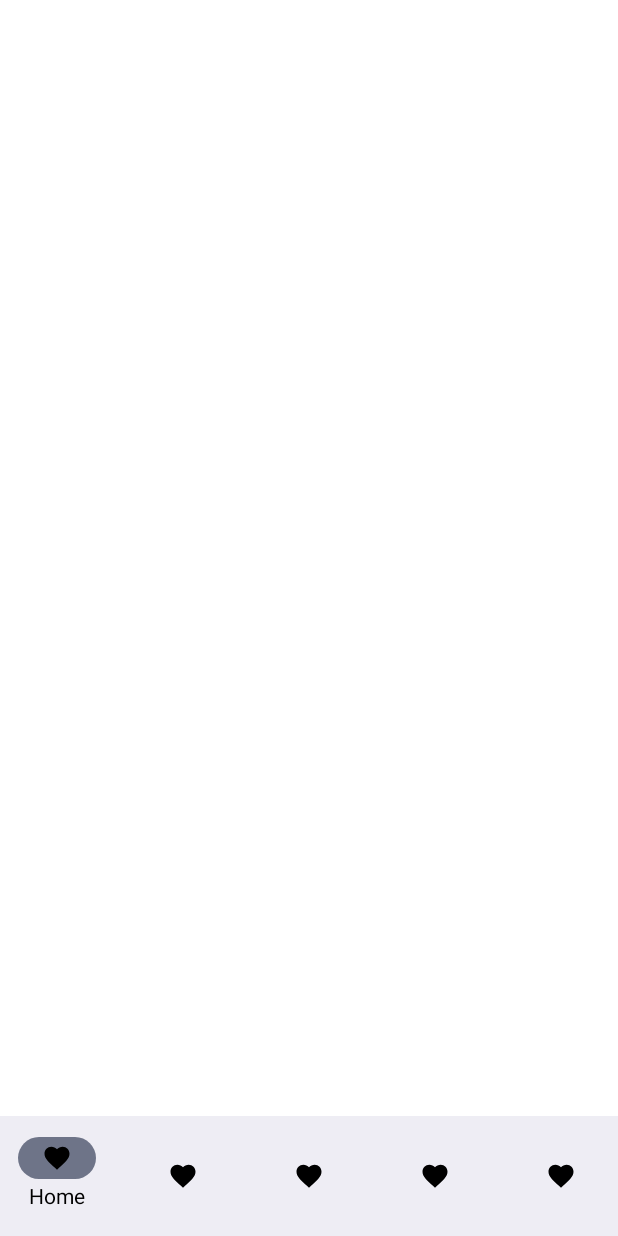
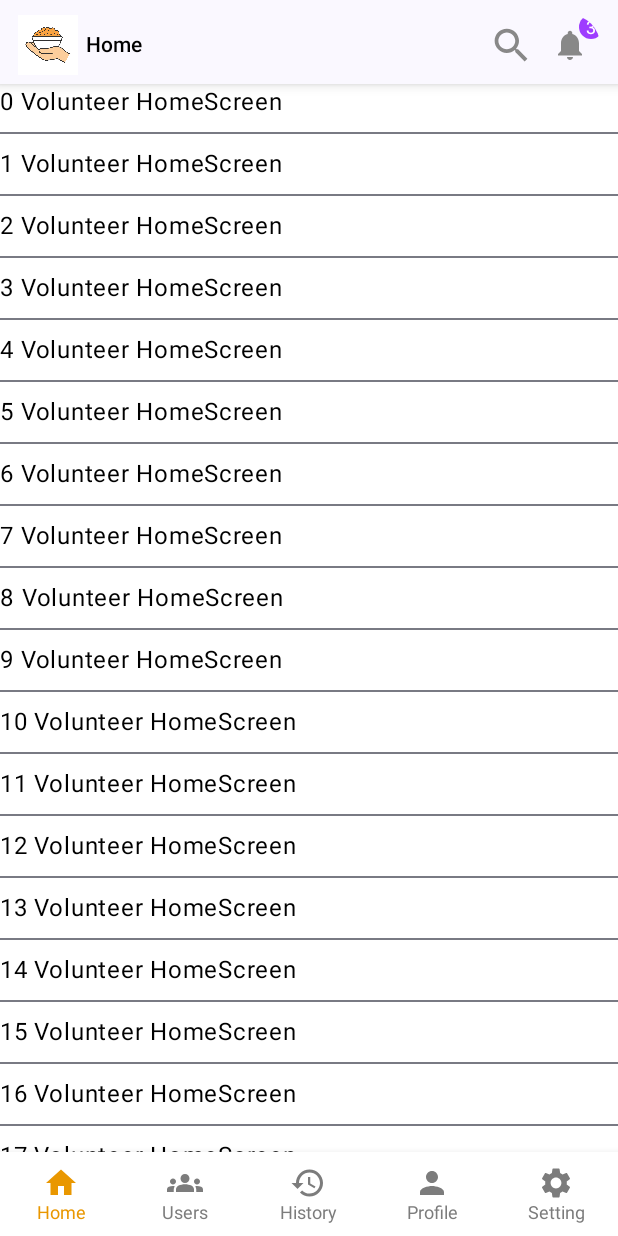
Before and after one commit to devsitaram/MST-Components, an Android app built with Jetpack Compose: the composable NgoBtnNavBarViewScreen shown on its own in the app's theme, on a phone screen of 412 x 824 dp. Run offline under Robolectric (Android 15) with nearby library versions, the phone set to English and light mode, and no system bars; pictures from the network do not load.

Commit message:
create the new mgo bashboard button navigation bar

```diff
--- a/app/src/main/java/com/donation/fda/MainActivity.kt
+++ b/app/src/main/java/com/donation/fda/MainActivity.kt
@@ -8,6 +8,7 @@ import androidx.compose.material3.MaterialTheme
 import androidx.compose.material3.Surface
 import androidx.compose.ui.Modifier
 import com.donation.fda.data.common.ClientInterceptors
+import com.donation.fda.presentation.ui.dashboard.ngo.NgoBtnNavBarViewScreen
 import com.donation.fda.presentation.ui.dashboard.volunteer_farmer.VolunteerBtnNavBarViewScreen
 import com.donation.fda.theme.FDATheme
 import dagger.hilt.android.AndroidEntryPoint
@@ -29,7 +30,7 @@ class MainActivity : ComponentActivity() {
                     modifier = Modifier.fillMaxSize(),
                     color = MaterialTheme.colorScheme.background
                 ) {
-                    VolunteerBtnNavBarViewScreen()
+                    NgoBtnNavBarViewScreen()
 //                    val navController = rememberNavController()
 //                    NavigationViewScreen(getInstallDevice, navController)
                 }
--- a/app/src/main/java/com/donation/fda/presentation/SampleDesign.kt
+++ b/app/src/main/java/com/donation/fda/presentation/SampleDesign.kt
@@ -197,7 +197,7 @@ fun LoginViewScreen(userTypes: String?, navController: NavHostController) {
         InputTextFieldView(
             value = email,
             onValueChange = { email = it },
-            leadingIcon = { VectorIconView(imageVector = Icons.Default.PersonOutline) },
+            leadingIcon = { VectorIconView(vectorIcon = Icons.Default.PersonOutline) },
             label = "Email",
             placeholder = "Enter email",
             isEmptyValue = emailEmptyValue,
@@ -210,7 +210,7 @@ fun LoginViewScreen(userTypes: String?, navController: NavHostController) {
         PasswordTextFieldView(
             value = password,
             onValueChange = { password = it },
-            leadingIcon = { VectorIconView(imageVector = Icons.Default.LockOpen) },
+            leadingIcon = { VectorIconView(vectorIcon = Icons.Default.LockOpen) },
             label = "Password",
             placeholder = "Enter password",
             isEmptyValue = passwordEmptyValue,
--- a/app/src/main/java/com/donation/fda/presentation/ui/ForgotPasswordScreen.kt
+++ b/app/src/main/java/com/donation/fda/presentation/ui/ForgotPasswordScreen.kt
@@ -240,7 +240,7 @@ fun ForgotPasswordViewScreen(navController: NavHostController) {
                 PasswordTextFieldView(
                     value = newPassword,
                     onValueChange = { newPassword = it },
-                    leadingIcon = { VectorIconView(imageVector = Icons.Default.LockOpen) },
+                    leadingIcon = { VectorIconView(vectorIcon = Icons.Default.LockOpen) },
                     label = "New",
                     placeholder = "New password",
                     isEmptyValue = newPasswordEmptyValue,
@@ -252,7 +252,7 @@ fun ForgotPasswordViewScreen(navController: NavHostController) {
                 PasswordTextFieldView(
                     value = confirmPassword,
                     onValueChange = { confirmPassword = it },
-                    leadingIcon = { VectorIconView(imageVector = Icons.Default.LockOpen) },
+                    leadingIcon = { VectorIconView(vectorIcon = Icons.Default.LockOpen) },
                     label = "Confirm",
                     placeholder = "Confirm password",
                     isEmptyValue = confirmPasswordEmptyValue,
--- a/app/src/main/java/com/donation/fda/presentation/ui/LoginScreen.kt
+++ b/app/src/main/java/com/donation/fda/presentation/ui/LoginScreen.kt
@@ -9,7 +9,6 @@ import androidx.compose.foundation.layout.Row
 import androidx.compose.foundation.layout.Spacer
 import androidx.compose.foundation.layout.fillMaxSize
 import androidx.compose.foundation.layout.fillMaxWidth
-import androidx.compose.foundation.layout.height
 import androidx.compose.foundation.layout.padding
 import androidx.compose.foundation.layout.size
 import androidx.compose.foundation.layout.width
@@ -18,7 +17,6 @@ import androidx.compose.foundation.rememberScrollState
 import androidx.compose.foundation.shape.CircleShape
 import androidx.compose.foundation.verticalScroll
 import androidx.compose.material.icons.Icons
-import androidx.compose.material.icons.filled.CheckCircle
 import androidx.compose.material.icons.filled.LockOpen
 import androidx.compose.material.icons.filled.PersonOutline
 import androidx.compose.material3.ButtonDefaults
@@ -208,7 +206,7 @@ fun LoginViewScreen(navController: NavHostController) {
         InputTextFieldView(
             value = email,
             onValueChange = { email = it },
-            leadingIcon = { VectorIconView(imageVector = Icons.Default.PersonOutline) },
+            leadingIcon = { VectorIconView(vectorIcon = Icons.Default.PersonOutline) },
             label = "Email",
             placeholder = "Enter email",
             isEmptyValue = emailEmptyValue,
@@ -221,7 +219,7 @@ fun LoginViewScreen(navController: NavHostController) {
         PasswordTextFieldView(
             value = password,
             onValueChange = { password = it },
-            leadingIcon = { VectorIconView(imageVector = Icons.Default.LockOpen) },
+            leadingIcon = { VectorIconView(vectorIcon = Icons.Default.LockOpen) },
             label = "Password",
             placeholder = "Enter password",
             isEmptyValue = passwordEmptyValue,
--- a/app/src/main/java/com/donation/fda/presentation/ui/dashboard/ngo/NgoFarButtonNavBar.kt
+++ b/app/src/main/java/com/donation/fda/presentation/ui/dashboard/ngo/NgoFarButtonNavBar.kt
@@ -1,51 +1,128 @@
 package com.donation.fda.presentation.ui.dashboard.ngo
 
 import android.annotation.SuppressLint
+import androidx.compose.foundation.background
 import androidx.compose.foundation.layout.size
+import androidx.compose.material.BottomNavigation
+import androidx.compose.material.BottomNavigationItem
+import androidx.compose.material.Icon
 import androidx.compose.material.Scaffold
-import androidx.compose.material.icons.Icons
-import androidx.compose.material.icons.filled.Favorite
 import androidx.compose.material3.NavigationBar
 import androidx.compose.material3.NavigationBarItem
 import androidx.compose.runtime.Composable
 import androidx.compose.runtime.getValue
 import androidx.compose.runtime.mutableIntStateOf
+import androidx.compose.runtime.mutableStateOf
 import androidx.compose.runtime.remember
 import androidx.compose.runtime.setValue
 import androidx.compose.ui.Modifier
+import androidx.compose.ui.res.painterResource
+import androidx.compose.ui.text.TextStyle
+import androidx.compose.ui.text.font.FontWeight
 import androidx.compose.ui.unit.dp
+import androidx.compose.ui.unit.sp
+import androidx.navigation.NavDestination.Companion.hierarchy
+import androidx.navigation.NavGraph.Companion.findStartDestination
+import androidx.navigation.NavHostController
+import androidx.navigation.compose.NavHost
+import androidx.navigation.compose.composable
+import androidx.navigation.compose.currentBackStackEntryAsState
+import androidx.navigation.compose.rememberNavController
+import com.donation.fda.presentation.ui.dashboard.donor.HistoryViewScreenDonor
+import com.donation.fda.presentation.ui.dashboard.donor.PostViewScreenDonor
+import com.donation.fda.presentation.ui.dashboard.donor.ProfileViewScreenDonor
+import com.donation.fda.presentation.ui.dashboard.donor.SettingViewScreenDonor
+import com.donation.fda.presentation.ui.dashboard.volunteer_farmer.HomeViewScreenVolunteer
+import com.donation.fda.presentation.ui.navigations.BtnNavScreen
+import com.donation.fda.presentation.ui.navigations.ngoPages
+import com.donation.fda.presentation.ui.navigations.volunteerPages
+import com.donation.fda.presentation.ui.util.PainterImageView
 import com.donation.fda.presentation.ui.util.TextView
 import com.donation.fda.presentation.ui.util.VectorIconView
+import com.donation.fda.theme.backgroundLayoutColor
+import com.donation.fda.theme.gray
+import com.donation.fda.theme.primaryColor
+import com.donation.fda.theme.white
+
 
 @SuppressLint("UnusedMaterialScaffoldPaddingParameter")
 @Composable
 fun NgoBtnNavBarViewScreen() {
-
-    var selectedItem by remember { mutableIntStateOf(0) }
-
-    val items = listOf("Home", "Pending", "History", "Profile", "Setting")
+    val navController = rememberNavController()
+    val navBackStackEntry by navController.currentBackStackEntryAsState()
+    val currentDestination = navBackStackEntry?.destination
 
     Scaffold(
         bottomBar = {
-            NavigationBar {
-                items.forEachIndexed { index, item ->
-                    NavigationBarItem(
+            BottomNavigation(backgroundColor = backgroundLayoutColor, contentColor = primaryColor) {
+                ngoPages.forEach { screen ->
+                    BottomNavigationItem(
+                        modifier = Modifier
+                            .background(color = white),
                         icon = {
-                            VectorIconView(
-                                Icons.Filled.Favorite,
-                                contentDescription = null,
-                                modifier = Modifier.size(20.dp)
+                            screen.icon?.let {
+                                VectorIconView(vectorIcon = it,
+                                    tint = if (currentDestination?.hierarchy?.any { it.route == screen.route } == true) {
+                                        primaryColor // Change to your desired color
+                                    } else {
+                                        gray
+                                    }
+                                )
+                            }
+                        },
+                        label = {
+                            TextView(
+                                text = screen.title,
+                                style = TextStyle(
+                                    fontSize = 12.sp,
+                                    fontWeight = FontWeight.Normal
+                                ),
+                                color = if (currentDestination?.hierarchy?.any { it.route == screen.route } == true) {
+                                    primaryColor
+                                } else {
+                                    gray
+                                }
                             )
                         },
-                        label = { TextView(item) },
-                        selected = selectedItem == index,
-                        onClick = { selectedItem = index },
-                        alwaysShowLabel = false
+                        selected = currentDestination?.hierarchy?.any { it.route == screen.route } == true,
+                        onClick = {
+                            screen.let {
+                                navController.navigate(it.route) {
+                                    popUpTo(navController.graph.findStartDestination().id) {
+                                        saveState = true
+                                    }
+                                    launchSingleTop = true
+                                    restoreState = true
+                                }
+                            }
+                        }
                     )
                 }
             }
         }
     ) {
-
+        NgoNavHostScreen(navController)
     }
 }
+
+@Composable
+fun NgoNavHostScreen(navController: NavHostController) {
+    NavHost(navController = navController, startDestination = BtnNavScreen.Home.route) {
+        composable(BtnNavScreen.Home.route) {
+            HomeViewScreenVolunteer(navController)
+        }
+
+        composable(BtnNavScreen.History.route) {
+            HistoryViewScreenDonor()
+        }
+        composable(BtnNavScreen.Users.route) {
+            PostViewScreenDonor()
+        }
+        composable(BtnNavScreen.Profile.route) {
+            ProfileViewScreenDonor()
+        }
+        composable(BtnNavScreen.Setting.route) {
+            SettingViewScreenDonor()
+        }
+    }
+}
--- a/app/src/main/java/com/donation/fda/presentation/ui/dashboard/volunteer_farmer/VolunteerBtnNavBar.kt
+++ b/app/src/main/java/com/donation/fda/presentation/ui/dashboard/volunteer_farmer/VolunteerBtnNavBar.kt
@@ -28,7 +28,6 @@ import com.donation.fda.presentation.ui.util.TextView
 import com.donation.fda.presentation.ui.util.VectorIconView
 import com.donation.fda.theme.backgroundLayoutColor
 import com.donation.fda.theme.gray
-import com.donation.fda.theme.pink
 import com.donation.fda.theme.primaryColor
 import com.donation.fda.theme.white
 
@@ -49,7 +48,7 @@ fun VolunteerBtnNavBarViewScreen() {
                             .background(color = white),
                         icon = {
                             screen.icon?.let {
-                                VectorIconView(imageVector = it,
+                                VectorIconView(vectorIcon = it,
                                     tint = if (currentDestination?.hierarchy?.any { it.route == screen.route } == true) {
                                         primaryColor // Change to your desired color
                                     } else {
--- a/app/src/main/java/com/donation/fda/presentation/ui/navigations/ScreenRoute.kt
+++ b/app/src/main/java/com/donation/fda/presentation/ui/navigations/ScreenRoute.kt
@@ -21,7 +21,6 @@ sealed class NavScreen(val route: String) {
     object RegisterPage: NavScreen("Register")
     object ForgotPasswordPage: NavScreen("ForgotPassword")
     object DashboardPage: NavScreen("Dashboard")
-
     object Post: NavScreen("post")
 }
 
--- a/app/src/main/java/com/donation/fda/presentation/ui/util/Componentes.kt
+++ b/app/src/main/java/com/donation/fda/presentation/ui/util/Componentes.kt
@@ -17,7 +17,6 @@ import androidx.compose.foundation.layout.height
 import androidx.compose.foundation.layout.padding
 import androidx.compose.foundation.layout.size
 import androidx.compose.foundation.layout.width
-import androidx.compose.foundation.layout.wrapContentHeight
 import androidx.compose.foundation.layout.wrapContentWidth
 import androidx.compose.foundation.text.ClickableText
 import androidx.compose.foundation.text.KeyboardOptions
@@ -348,7 +347,7 @@ fun PasswordTextFieldView(
                 onClick = { passwordVisibility.value = !passwordVisibility.value },
             ) {
                 VectorIconView(
-                    imageVector = if (passwordVisibility.value) Icons.Default.Visibility else Icons.Default.VisibilityOff,
+                    vectorIcon = if (passwordVisibility.value) Icons.Default.Visibility else Icons.Default.VisibilityOff,
                     tint = if (isEmptyValue || isError) red else primaryColor
                 )
             }
@@ -455,13 +454,13 @@ fun AsyncImageView(
 @SuppressLint("ModifierParameter")
 @Composable
 fun VectorIconView(
-    imageVector: ImageVector,
+    vectorIcon: ImageVector,
     contentDescription: String? = null,
     modifier: Modifier = Modifier,
     tint: Color = Color.Unspecified
 ) {
     Icon(
-        imageVector = imageVector,
+        imageVector = vectorIcon,
         contentDescription = contentDescription,
         modifier = modifier,
         tint = tint
@@ -655,7 +654,7 @@ fun ButtonAppBar(
                     /**navController.navigate(ScreenList.SearchScreen.route)*/
                     /**navController.navigate(ScreenList.SearchScreen.route)*/
                     VectorIconView(
-                        imageVector = Icons.Default.Search,
+                        vectorIcon = Icons.Default.Search,
                         tint = Color.Gray,
                         modifier = Modifier
                             .size(30.dp)
@@ -908,7 +907,7 @@ fun TopButtonAppBar(title: String) {
                     // search icon
                     /**navController.navigate(ScreenList.SearchScreen.route)*/
                     VectorIconView(
-                        imageVector = Icons.Default.Search,
+                        vectorIcon = Icons.Default.Search,
                         tint = Color.Gray,
                         modifier = Modifier
                             .size(30.dp)
```
Also changed, not shown: app/src/main/java/com/donation/fda/presentation/ui/dashboard/donor/DonorBtnNavBar.kt (+1 -15 lines).
